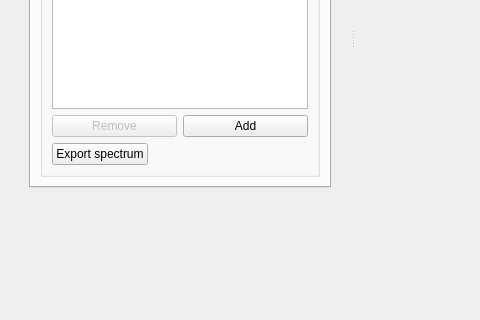
Old version of the form mantidimaging/gui/ui/spectrum_viewer.ui in the repository mantidproject/mantidimaging; both pictures show x 0 to 480 and y 332 to 652 of the 921 by 739 pixel window.
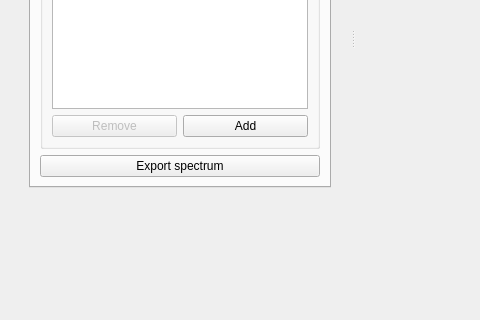
New version of the form. Custom widgets are drawn as their Qt base class.

Commit message: Make export buttons layout consistent

The edit to the form file:
```diff
--- a/mantidimaging/gui/ui/spectrum_viewer.ui
+++ b/mantidimaging/gui/ui/spectrum_viewer.ui
@@ -218,10 +218,13 @@
                  </item>
                 </layout>
                </item>
+              </layout>
+             </widget>
+            </item>
                <item>
                 <widget class="QPushButton" name="exportButton">
                  <property name="sizePolicy">
-                  <sizepolicy hsizetype="Maximum" vsizetype="Fixed">
+               <sizepolicy hsizetype="Minimum" vsizetype="Fixed">
                    <horstretch>0</horstretch>
                    <verstretch>0</verstretch>
                   </sizepolicy>
@@ -235,9 +238,6 @@
                  <property name="text">
                   <string>Export spectrum</string>
                  </property>
-                </widget>
-               </item>
-              </layout>
              </widget>
             </item>
            </layout>
```
Lines whose indentation alone changed are shown as unchanged.
